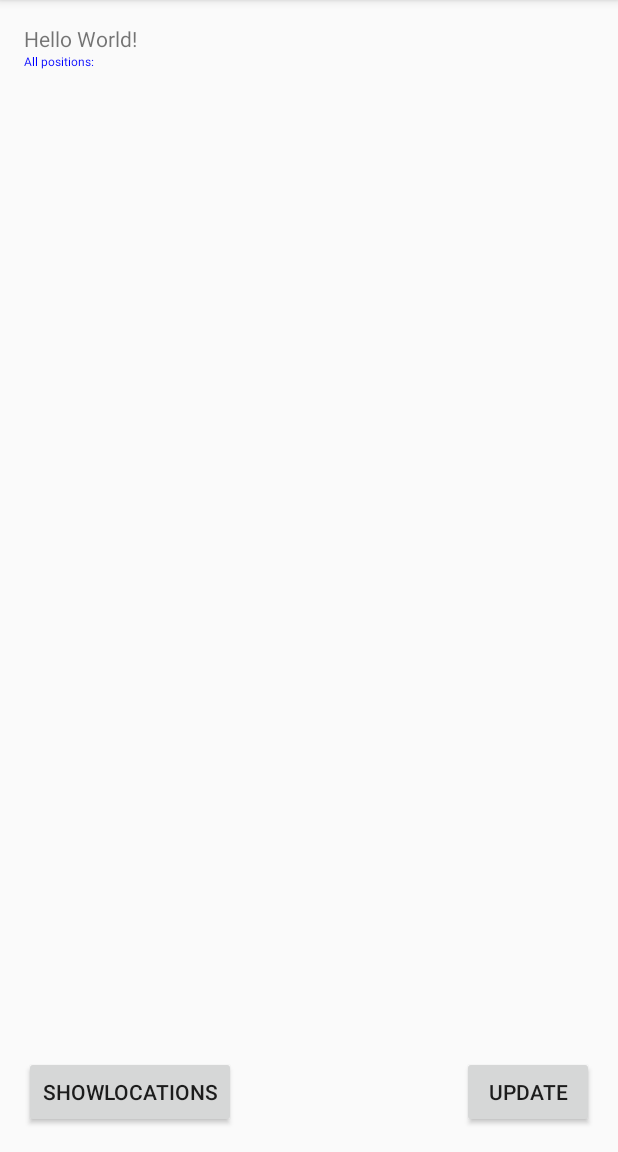
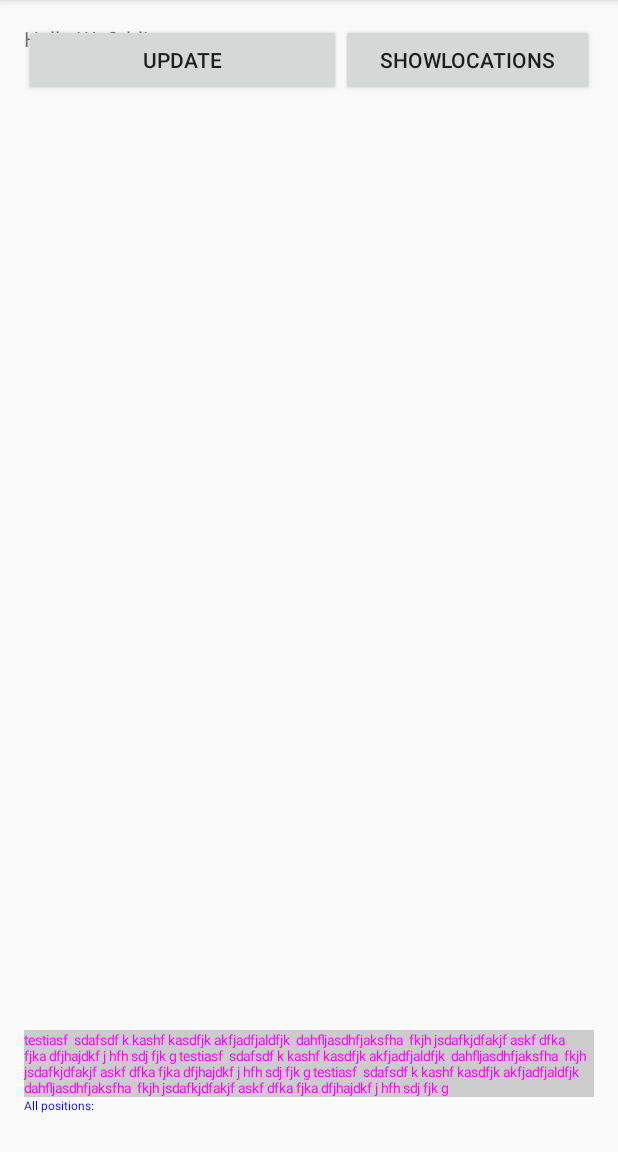
Before and after one commit to jma73/jGpsTest2, an Android app: the screen it shows after launch (MainActivity), after a tap on "SHOWLOCATIONS", on a phone screen of 412 x 824 dp, the part 84-1236 px from its top. Run offline under Robolectric (Android 15) with nearby library versions, the phone set to English and light mode, and no system bars; 1 other tap on this screen came first.

Commit message:
kode fra arbejdspc!

```diff
--- a/app/src/main/java/dk/jpeace/jan/jgpstest2/MainActivity.java
+++ b/app/src/main/java/dk/jpeace/jan/jgpstest2/MainActivity.java
@@ -47,7 +47,8 @@ public class MainActivity extends AppCompatActivity implements View.OnClickListe
 
         scrollViewBottom = (ScrollView) findViewById(R.id.scrollViewBottom);
         scrollViewTop = (ScrollView) findViewById(R.id.scrollViewTop);
-        // textView1 = (TextView) findViewById(R.id.textView1);
+        textViewAppend = (TextView) findViewById(R.id.textViewAppend);
+        textViewOnChanged = (TextView) findViewById(R.id.textViewOnChanged);
       //  textView2 = (TextView) findViewById(R.id.textView2);
 
         buttonUpdate = (Button) findViewById(R.id.buttonUpdate);
@@ -55,15 +56,17 @@ public class MainActivity extends AppCompatActivity implements View.OnClickListe
         buttonShowLocations = (Button) findViewById(R.id.buttonShowLocations);
         buttonShowLocations.setOnClickListener(this);
 
-        textViewAppend = new TextView(this);
+        // textViewAppend = new TextView(this);
         textViewAppend.setText("JJJ");
         textViewAppend.setTextSize(8);
         textViewAppend.setTextColor(Color.GREEN);
-        scrollViewBottom.addView(textViewAppend);
+        // scrollViewBottom.setBackgroundColor(Color.rgb(200,222,200));
+        // scrollViewBottom.addView(textViewAppend);
 
-        textViewOnChanged= new TextView(this);
+        //textViewOnChanged= new TextView(this);
         textViewOnChanged.setTextColor(Color.MAGENTA);
-        scrollViewTop.addView(textViewOnChanged);
+        textViewOnChanged.setTextSize(9);
+        // scrollViewTop.addView(textViewOnChanged);
         scrollViewTop.setBackgroundColor(Color.LTGRAY);
         //scrollViewBottom.addView(textViewAppend);
         //scrollViewBottom.addView(textView2);
@@ -83,7 +86,7 @@ public class MainActivity extends AppCompatActivity implements View.OnClickListe
 
             Location sted = locationManager.getLastKnownLocation(udbyder);
 
-            textView.setTextColor(Color.CYAN);
+            textView.setTextColor(Color.BLUE);
             String text = udbyder + " - tændt: " + locationManager.isProviderEnabled(udbyder)
                     + "\n præcision=" + lp.getAccuracy() + " strømforbrug=" + lp.getPowerRequirement()
                     + "\n kræver satellit=" + lp.requiresSatellite() + " kræver net=" + lp.requiresNetwork()
--- a/app/src/main/res/layout/activity_main.xml
+++ b/app/src/main/res/layout/activity_main.xml
@@ -1,65 +1,97 @@
 <?xml version="1.0" encoding="utf-8"?>
 <RelativeLayout xmlns:android="http://schemas.android.com/apk/res/android"
-    xmlns:tools="http://schemas.android.com/tools" android:layout_width="match_parent"
-    android:layout_height="match_parent" android:paddingLeft="@dimen/activity_horizontal_margin"
+    xmlns:tools="http://schemas.android.com/tools"
+    android:layout_width="match_parent"
+    android:layout_height="match_parent"
+    android:paddingLeft="@dimen/activity_horizontal_margin"
     android:paddingRight="@dimen/activity_horizontal_margin"
     android:paddingTop="@dimen/activity_vertical_margin"
     android:paddingBottom="@dimen/activity_vertical_margin" tools:context=".MainActivity">
 
-    <TextView android:text="Hello World!" android:layout_width="wrap_content"
+    <TextView android:text="Hello We0rld!" android:layout_width="wrap_content"
         android:layout_height="wrap_content"
         android:id="@+id/textView1" />
 
-    <ScrollView
-        android:layout_width="wrap_content"
-        android:layout_height="wrap_content"
-        android:id="@+id/scrollViewTop"
-        android:layout_below="@+id/textView1"
-        android:layout_alignParentTop="true"
-        />
+    <LinearLayout
+        android:id="@+id/linearLayout2"
+        android:layout_width="fill_parent"
 
-    <!--<TextView android:text="&#45;&#45;&#45;&#45;&#45;&#45;&#45;&#45;&#45;&#45;Hello World!"-->
-        <!--android:layout_width="wrap_content"-->
-        <!--android:layout_height="wrap_content"-->
+        android:layout_weight="1"
 
-        <!--android:layout_below="@id/textView1"-->
-        <!--android:id="@+id/textView2" />-->
-    <Button
+        android:gravity="top"
+        android:layout_height="wrap_content">
+
+        <Button style="?android:attr/buttonStyleSmall"
             android:layout_width="wrap_content"
             android:layout_height="wrap_content"
             android:text="Update"
+
+            android:layout_weight="5"
             android:id="@+id/buttonUpdate"
-        android:layout_alignParentBottom="true"
-        android:layout_alignParentRight="true"
-        android:layout_alignParentEnd="true" />
+            />
 
-    <Button
+        <Button style="?android:attr/buttonStyleSmall"
             android:layout_width="wrap_content"
             android:layout_height="wrap_content"
+            android:layout_weight="1"
+
+            android:maxHeight="2dp"
+
             android:text="ShowLocations"
             android:id="@+id/buttonShowLocations"
             android:layout_alignLeft="@id/buttonUpdate"
-        android:layout_alignParentBottom="true"
-        android:layout_alignParentLeft="true"
-
             />
 
+    </LinearLayout>
+
+
+    <LinearLayout
+        android:id="@+id/linearLayout1"
+        android:orientation="vertical"
+        android:layout_weight="5"
+android:gravity="bottom"
+        android:layout_below="@+id/linearLayout2"
+        android:layout_width="fill_parent"
+        android:layout_height="fill_parent"
+        >
+
+
         <ScrollView
+            android:layout_width="fill_parent"
+            android:layout_height="wrap_content"
+
+            android:layout_gravity="top"
+            android:id="@+id/scrollViewTop">
+
+            <TextView
                 android:layout_width="wrap_content"
                 android:layout_height="wrap_content"
-        android:id="@+id/scrollViewBottom"
-        android:layout_below="@+id/scrollViewTop"
-        android:layout_alignParentLeft="true"
-        android:layout_alignParentStart="true" />
+                android:id="@+id/textViewOnChanged"
+                android:text="testiasf  sdafsdf k kashf kasdfjk akfjadfjaldfjk  dahfljasdhfjaksfha  fkjh jsdafkjdfakjf askf dfka fjka dfjhajdkf j hfh sdj fjk g testiasf  sdafsdf k kashf kasdfjk akfjadfjaldfjk  dahfljasdhfjaksfha  fkjh jsdafkjdfakjf askf dfka fjka dfjhajdkf j hfh sdj fjk g testiasf  sdafsdf k kashf kasdfjk akfjadfjaldfjk  dahfljasdhfjaksfha  fkjh jsdafkjdfakjf askf dfka fjka dfjhajdkf j hfh sdj fjk g"
+                />
 
-    <!--<EditText-->
-        <!--android:layout_width="wrap_content"-->
-        <!--android:layout_height="wrap_content"-->
-        <!--android:id="@+id/editText"-->
-        <!--android:layout_below="@+id/textView"-->
-        <!--android:layout_alignParentLeft="true"-->
-        <!--android:layout_alignParentStart="true" />-->
 
+        </ScrollView>
+
+        <ScrollView
+            android:layout_width="fill_parent"
+            android:layout_height="wrap_content"
+
+            android:layout_gravity="bottom"
+            android:layout_below="@id/scrollViewTop"
+            android:id="@+id/scrollViewBottom">
+
+            <TextView
+                android:layout_width="wrap_content"
+                android:layout_height="wrap_content"
+                android:id="@+id/textViewAppend"
+                android:text="qqqqqqqqqqqqq wwwwwwwwwwwwwwwwwww eeeeeeeeeeeeeeeeeeeee rrrrrrrrrrrrrrrrrrrrrrr tttttttttttttttttttttt yyyyyyyyyyyyyyyyyyyyy uuuuuuuuuuuuuuuuuuuuuu"
+                />
+
+        </ScrollView>
+
+
+    </LinearLayout>
 
 
 
```
Also changed, not shown: 1 other file. Lines whose indentation alone changed are shown as unchanged.
